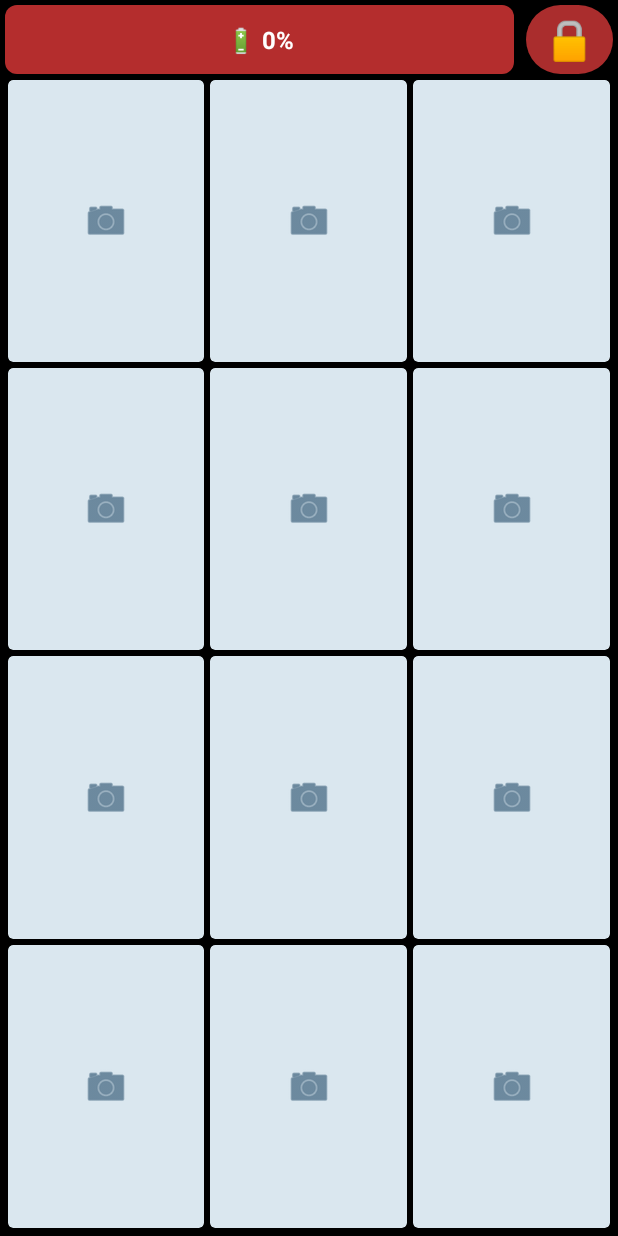
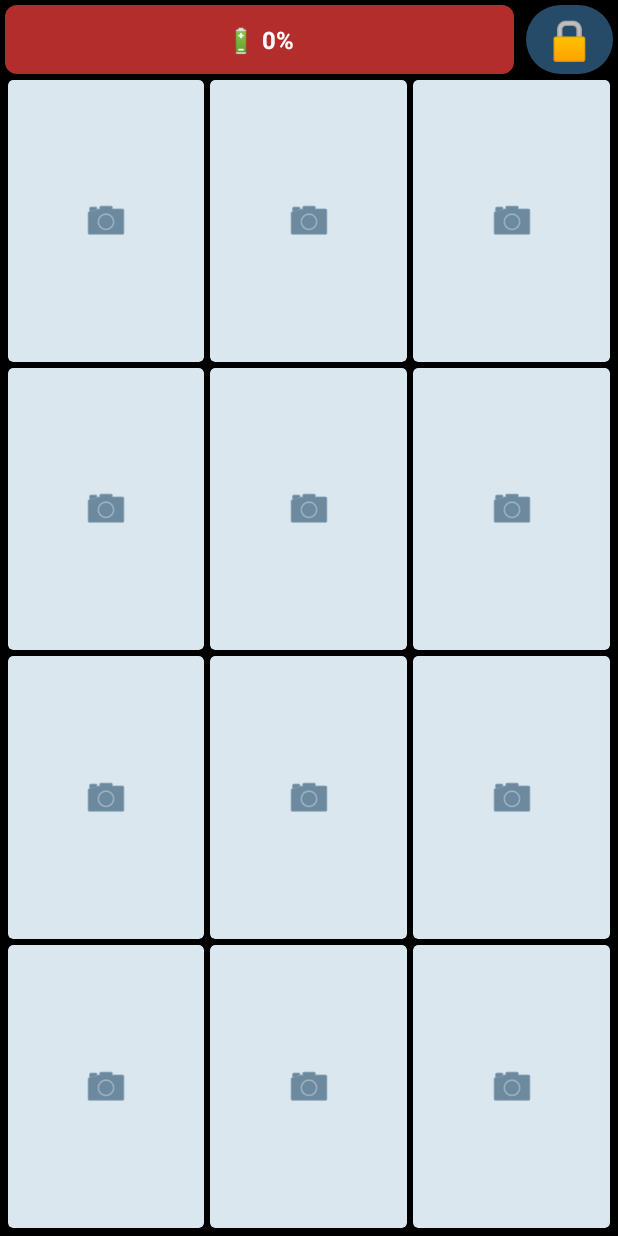
Before and after one commit to a-mad-reza/BiBi, an Android app: the screen it shows after launch (MainActivity), on a phone screen of 412 x 824 dp. Run offline under Robolectric (Android 15) with nearby library versions, the phone set to English and light mode, and no system bars.

Commit message:
Update MainActivity.java

```diff
--- a/app/src/main/java/com/example/familyhome/MainActivity.java
+++ b/app/src/main/java/com/example/familyhome/MainActivity.java
@@ -178,7 +178,7 @@ public class MainActivity extends Activity {
 
         TextView lockButton = makeText("🔒", 25, Color.WHITE);
         lockButton.setContentDescription("قفل صفحه");
-        lockButton.setBackground(rounded(Color.rgb(170, 45, 45), 50));
+        lockButton.setBackground(rounded(Color.rgb(37, 75, 105), 50));
         LinearLayout.LayoutParams lockParams = new LinearLayout.LayoutParams(dp(58), dp(46));
         lockParams.leftMargin = dp(8);
         topBar.addView(lockButton, lockParams);
```
